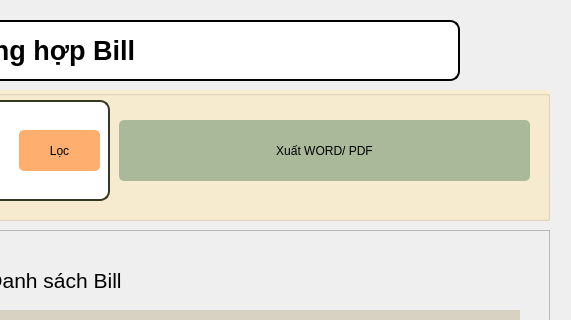
The window that DoAnCuoiKy/ui/BillSummary.ui (Shin030206/DoAnCuoiKy) describes before a commit, drawn with Qt 5; both pictures show x 471 to 1042 and y 0 to 320 of the 1042 by 826 pixel window.
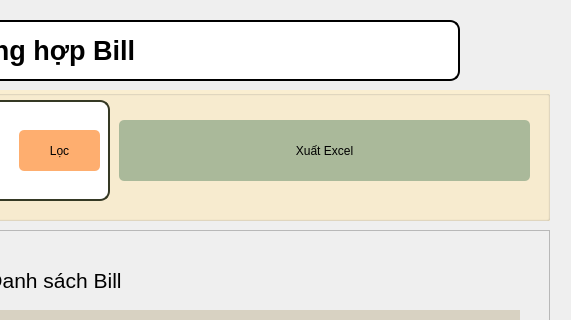
The same window after the commit. Icons and pictures are not drawn.

```diff
--- a/DoAnCuoiKy/ui/BillSummary.ui
+++ b/DoAnCuoiKy/ui/BillSummary.ui
@@ -201,7 +201,17 @@
              }</string>
      </property>
      <property name="text">
-      <string>Xuất WORD/ PDF</string>
+      <string>Xuất Excel</string>
+     </property>
+     <property name="icon">
+      <iconset>
+       <normaloff>../../../images/4373169_excel_logo_logos_icon.png</normaloff>../../../images/4373169_excel_logo_logos_icon.png</iconset>
+     </property>
+     <property name="iconSize">
+      <size>
+       <width>40</width>
+       <height>40</height>
+      </size>
      </property>
     </widget>
    </widget>
```
